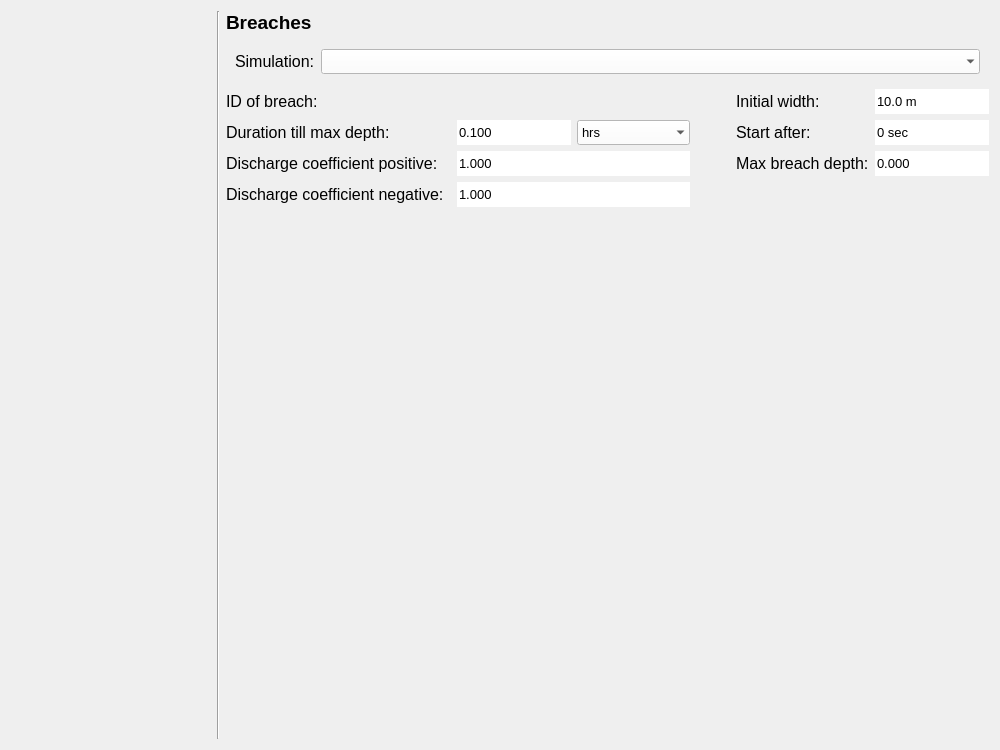
First picture: the form in threedi_models_and_simulations/ui/simulation_wizard/page_breaches.ui, repository nens/threedi-api-qgis-client, before the edit.
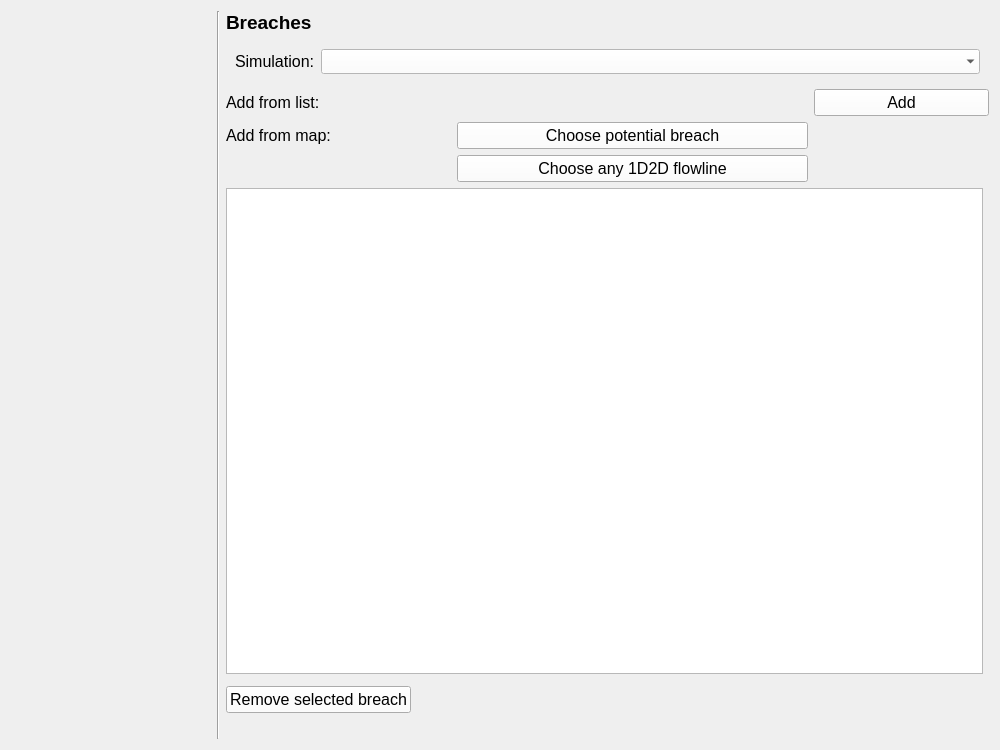
Second picture: the form after the edit.

Commit message:
Breach selection improvements (#608)
* Breach selection refactroing.

Diff of the .ui file:
```diff
--- a/threedi_models_and_simulations/ui/simulation_wizard/page_breaches.ui
+++ b/threedi_models_and_simulations/ui/simulation_wizard/page_breaches.ui
@@ -66,7 +66,72 @@
    <set>Qt::ImhDigitsOnly</set>
   </property>
   <layout class="QGridLayout" name="gridLayout">
-   <item row="0" column="0" rowspan="5">
+   <item row="7" column="2" colspan="2">
+    <spacer name="horizontalSpacer_4">
+     <property name="orientation">
+      <enum>Qt::Horizontal</enum>
+     </property>
+     <property name="sizeHint" stdset="0">
+      <size>
+       <width>40</width>
+       <height>20</height>
+      </size>
+     </property>
+    </spacer>
+   </item>
+   <item row="5" column="2">
+    <layout class="QHBoxLayout" name="horizontalLayout">
+     <property name="bottomMargin">
+      <number>0</number>
+     </property>
+     <item>
+      <widget class="QPushButton" name="pb_remove_breach">
+       <property name="font">
+        <font>
+         <family>Segoe UI</family>
+         <pointsize>12</pointsize>
+        </font>
+       </property>
+       <property name="text">
+        <string>Remove selected breach</string>
+       </property>
+      </widget>
+     </item>
+     <item>
+      <spacer name="horizontalSpacer">
+       <property name="orientation">
+        <enum>Qt::Horizontal</enum>
+       </property>
+       <property name="sizeHint" stdset="0">
+        <size>
+         <width>40</width>
+         <height>20</height>
+        </size>
+       </property>
+      </spacer>
+     </item>
+    </layout>
+   </item>
+   <item row="3" column="2">
+    <widget class="QTreeView" name="breaches_tv"/>
+   </item>
+   <item row="0" column="2">
+    <widget class="QLabel" name="label_9">
+     <property name="font">
+      <font>
+       <family>Segoe UI</family>
+       <pointsize>14</pointsize>
+       <weight>75</weight>
+       <bold>true</bold>
+       <underline>false</underline>
+      </font>
+     </property>
+     <property name="text">
+      <string>Breaches</string>
+     </property>
+    </widget>
+   </item>
+   <item row="0" column="0" rowspan="8">
     <widget class="QWidget" name="wizard_steps_widget" native="true">
      <property name="sizePolicy">
       <sizepolicy hsizetype="Preferred" vsizetype="Expanding">
@@ -89,6 +154,112 @@
      <layout class="QVBoxLayout" name="verticalLayout"/>
     </widget>
    </item>
+   <item row="2" column="2" colspan="2">
+    <layout class="QGridLayout" name="gridLayout_3">
+     <property name="bottomMargin">
+      <number>0</number>
+     </property>
+     <item row="2" column="1" colspan="2">
+      <widget class="QPushButton" name="pb_select_flowline">
+       <property name="font">
+        <font>
+         <family>Segoe UI</family>
+         <pointsize>12</pointsize>
+        </font>
+       </property>
+       <property name="text">
+        <string>Choose any 1D2D flowline</string>
+       </property>
+      </widget>
+     </item>
+     <item row="1" column="1" colspan="2">
+      <widget class="QPushButton" name="pb_select_potential_breach">
+       <property name="font">
+        <font>
+         <family>Segoe UI</family>
+         <pointsize>12</pointsize>
+        </font>
+       </property>
+       <property name="text">
+        <string>Choose potential breach</string>
+       </property>
+      </widget>
+     </item>
+     <item row="0" column="0">
+      <widget class="QLabel" name="label">
+       <property name="sizePolicy">
+        <sizepolicy hsizetype="Preferred" vsizetype="Preferred">
+         <horstretch>0</horstretch>
+         <verstretch>0</verstretch>
+        </sizepolicy>
+       </property>
+       <property name="minimumSize">
+        <size>
+         <width>225</width>
+         <height>25</height>
+        </size>
+       </property>
+       <property name="maximumSize">
+        <size>
+         <width>16777215</width>
+         <height>16777215</height>
+        </size>
+       </property>
+       <property name="font">
+        <font>
+         <family>Segoe UI</family>
+         <pointsize>12</pointsize>
+        </font>
+       </property>
+       <property name="text">
+        <string>Add from list:</string>
+       </property>
+      </widget>
+     </item>
+     <item row="0" column="3">
+      <widget class="QPushButton" name="pb_add_breach_from_list">
+       <property name="font">
+        <font>
+         <family>Segoe UI</family>
+         <pointsize>12</pointsize>
+        </font>
+       </property>
+       <property name="text">
+        <string>Add</string>
+       </property>
+      </widget>
+     </item>
+     <item row="1" column="0">
+      <widget class="QLabel" name="label_2">
+       <property name="font">
+        <font>
+         <family>Segoe UI</family>
+         <pointsize>12</pointsize>
+        </font>
+       </property>
+       <property name="text">
+        <string>Add from map:</string>
+       </property>
+      </widget>
+     </item>
+     <item row="0" column="1" colspan="2">
+      <layout class="QHBoxLayout" name="breach_lout"/>
+     </item>
+    </layout>
+   </item>
+   <item row="0" column="1" rowspan="8">
+    <widget class="Line" name="line">
+     <property name="sizePolicy">
+      <sizepolicy hsizetype="Fixed" vsizetype="Expanding">
+       <horstretch>0</horstretch>
+       <verstretch>0</verstretch>
+      </sizepolicy>
+     </property>
+     <property name="orientation">
+      <enum>Qt::Vertical</enum>
+     </property>
+    </widget>
+   </item>
    <item row="1" column="2" colspan="2">
     <widget class="QWidget" name="simulation_widget" native="true">
      <property name="sizePolicy">
@@ -172,609 +343,6 @@
      </layout>
     </widget>
    </item>
-   <item row="3" column="2" colspan="2">
-    <spacer name="verticalSpacer">
-     <property name="orientation">
-      <enum>Qt::Vertical</enum>
-     </property>
-     <property name="sizeHint" stdset="0">
-      <size>
-       <width>20</width>
-       <height>40</height>
-      </size>
-     </property>
-    </spacer>
-   </item>
-   <item row="0" column="1" rowspan="5">
-    <widget class="Line" name="line">
-     <property name="sizePolicy">
-      <sizepolicy hsizetype="Fixed" vsizetype="Expanding">
-       <horstretch>0</horstretch>
-       <verstretch>0</verstretch>
-      </sizepolicy>
-     </property>
-     <property name="orientation">
-      <enum>Qt::Vertical</enum>
-     </property>
-    </widget>
-   </item>
-   <item row="0" column="2">
-    <widget class="QLabel" name="label_9">
-     <property name="font">
-      <font>
-       <family>Segoe UI</family>
-       <pointsize>14</pointsize>
-       <weight>75</weight>
-       <bold>true</bold>
-       <underline>false</underline>
-      </font>
-     </property>
-     <property name="text">
-      <string>Breaches</string>
-     </property>
-    </widget>
-   </item>
-   <item row="2" column="2" colspan="2">
-    <layout class="QGridLayout" name="gridLayout_3">
-     <property name="bottomMargin">
-      <number>0</number>
-     </property>
-     <item row="2" column="4">
-      <widget class="QLabel" name="label_8">
-       <property name="sizePolicy">
-        <sizepolicy hsizetype="Preferred" vsizetype="Preferred">
-         <horstretch>150</horstretch>
-         <verstretch>25</verstretch>
-        </sizepolicy>
-       </property>
-       <property name="minimumSize">
-        <size>
-         <width>0</width>
-         <height>25</height>
-        </size>
-       </property>
-       <property name="font">
-        <font>
-         <family>Segoe UI</family>
-         <pointsize>12</pointsize>
-        </font>
-       </property>
-       <property name="text">
-        <string>Max breach depth:</string>
-       </property>
-      </widget>
-     </item>
-     <item row="3" column="0">
-      <widget class="QLabel" name="label_7">
-       <property name="sizePolicy">
-        <sizepolicy hsizetype="Preferred" vsizetype="Preferred">
-         <horstretch>225</horstretch>
-         <verstretch>25</verstretch>
-        </sizepolicy>
-       </property>
-       <property name="minimumSize">
-        <size>
-         <width>0</width>
-         <height>25</height>
-        </size>
-       </property>
-       <property name="font">
-        <font>
-         <family>Segoe UI</family>
-         <pointsize>12</pointsize>
-        </font>
-       </property>
-       <property name="text">
-        <string>Discharge coefficient negative:</string>
-       </property>
-      </widget>
-     </item>
-     <item row="1" column="0">
-      <widget class="QLabel" name="label_2">
-       <property name="sizePolicy">
-        <sizepolicy hsizetype="Preferred" vsizetype="Preferred">
-         <horstretch>225</horstretch>
-         <verstretch>25</verstretch>
-        </sizepolicy>
-       </property>
-       <property name="minimumSize">
-        <size>
-         <width>0</width>
-         <height>25</height>
-        </size>
-       </property>
-       <property name="maximumSize">
-        <size>
-         <width>16777215</width>
-         <height>16777215</height>
-        </size>
-       </property>
-       <property name="font">
-        <font>
-         <family>Segoe UI</family>
-         <pointsize>12</pointsize>
-        </font>
-       </property>
-       <property name="text">
-        <string>Duration till max depth:</string>
-       </property>
-      </widget>
-     </item>
-     <item row="2" column="5">
-      <widget class="QDoubleSpinBox" name="sb_max_breach_depth">
-       <property name="sizePolicy">
-        <sizepolicy hsizetype="Minimum" vsizetype="Fixed">
-         <horstretch>150</horstretch>
-         <verstretch>0</verstretch>
-        </sizepolicy>
-       </property>
-       <property name="minimumSize">
-        <size>
-         <width>0</width>
-         <height>25</height>
-        </size>
-       </property>
-       <property name="maximumSize">
-        <size>
-         <width>16777215</width>
-         <height>16777215</height>
-        </size>
-       </property>
-       <property name="font">
-        <font>
-         <family>Segoe UI</family>
-         <pointsize>10</pointsize>
-        </font>
-       </property>
-       <property name="styleSheet">
-        <string notr="true">QDoubleSpinBox {background-color: white;}</string>
-       </property>
-       <property name="frame">
-        <bool>false</bool>
-       </property>
-       <property name="buttonSymbols">
-        <enum>QAbstractSpinBox::NoButtons</enum>
-       </property>
-       <property name="decimals">
-        <number>3</number>
-       </property>
-       <property name="maximum">
-        <double>100000000000000000.000000000000000</double>
-       </property>
-      </widget>
-     </item>
-     <item row="0" column="0">
-      <widget class="QLabel" name="label">
-       <property name="sizePolicy">
-        <sizepolicy hsizetype="Preferred" vsizetype="Preferred">
-         <horstretch>0</horstretch>
-         <verstretch>0</verstretch>
-        </sizepolicy>
-       </property>
-       <property name="minimumSize">
-        <size>
-         <width>225</width>
-         <height>25</height>
-        </size>
-       </property>
-       <property name="maximumSize">
-        <size>
-         <width>16777215</width>
-         <height>16777215</height>
-        </size>
-       </property>
-       <property name="font">
-        <font>
-         <family>Segoe UI</family>
-         <pointsize>12</pointsize>
-        </font>
-       </property>
-       <property name="text">
-        <string>ID of breach:</string>
-       </property>
-      </widget>
-     </item>
-     <item row="1" column="5">
-      <widget class="QSpinBox" name="sp_start_after">
-       <property name="sizePolicy">
-        <sizepolicy hsizetype="Minimum" vsizetype="Fixed">
-         <horstretch>150</horstretch>
-         <verstretch>0</verstretch>
-        </sizepolicy>
-       </property>
-       <property name="minimumSize">
-        <size>
-         <width>0</width>
-         <height>25</height>
-        </size>
-       </property>
-       <property name="maximumSize">
-        <size>
-         <width>16777215</width>
-         <height>16777215</height>
-        </size>
-       </property>
-       <property name="font">
-        <font>
-         <family>Segoe UI</family>
-         <pointsize>10</pointsize>
-        </font>
-       </property>
-       <property name="styleSheet">
-        <string notr="true">QSpinBox {background-color: white;}</string>
-       </property>
-       <property name="frame">
-        <bool>false</bool>
-       </property>
-       <property name="alignment">
-        <set>Qt::AlignLeading|Qt::AlignLeft|Qt::AlignVCenter</set>
-       </property>
-       <property name="buttonSymbols">
-        <enum>QAbstractSpinBox::NoButtons</enum>
-       </property>
-       <property name="suffix">
-        <string> sec</string>
-       </property>
-       <property name="maximum">
-        <number>999999999</number>
-       </property>
-      </widget>
-     </item>
-     <item row="0" column="5">
-      <widget class="QDoubleSpinBox" name="sb_width">
-       <property name="sizePolicy">
-        <sizepolicy hsizetype="Minimum" vsizetype="Fixed">
-         <horstretch>150</horstretch>
-         <verstretch>0</verstretch>
-        </sizepolicy>
-       </property>
-       <property name="minimumSize">
-        <size>
-         <width>0</width>
-         <height>25</height>
-        </size>
-       </property>
-       <property name="maximumSize">
-        <size>
-         <width>16777215</width>
-         <height>16777215</height>
-        </size>
-       </property>
-       <property name="font">
-        <font>
-         <family>Segoe UI</family>
-         <pointsize>10</pointsize>
-        </font>
-       </property>
-       <property name="styleSheet">
-        <string notr="true">QDoubleSpinBox {background-color: white;}</string>
-       </property>
-       <property name="frame">
-        <bool>false</bool>
-       </property>
-       <property name="buttonSymbols">
-        <enum>QAbstractSpinBox::NoButtons</enum>
-       </property>
-       <property name="suffix">
-        <string> m</string>
-       </property>
-       <property name="decimals">
-        <number>1</number>
-       </property>
-       <property name="maximum">
-        <double>100000000000000000620008645040778319495168.000000000000000</double>
-       </property>
-       <property name="value">
-        <double>10.000000000000000</double>
-       </property>
-      </widget>
-     </item>
-     <item row="1" column="2">
-      <widget class="QComboBox" name="dd_units">
-       <property name="sizePolicy">
-        <sizepolicy hsizetype="Minimum" vsizetype="Preferred">
-         <horstretch>50</horstretch>
-         <verstretch>0</verstretch>
-        </sizepolicy>
-       </property>
-       <property name="minimumSize">
-        <size>
-         <width>0</width>
-         <height>25</height>
-        </size>
-       </property>
-       <property name="maximumSize">
-        <size>
-         <width>16777215</width>
-         <height>16777215</height>
-        </size>
-       </property>
-       <property name="font">
-        <font>
-         <family>Segoe UI</family>
-         <pointsize>10</pointsize>
-        </font>
-       </property>
-       <property name="styleSheet">
-        <string notr="true">QComboBox {background-color:white; selection-background-color: lightgray;}</string>
-       </property>
-       <property name="frame">
-        <bool>false</bool>
-       </property>
-       <item>
-        <property name="text">
-         <string>hrs</string>
-        </property>
-       </item>
-       <item>
-        <property name="text">
-         <string>mins</string>
-        </property>
-       </item>
-       <item>
-        <property name="text">
-         <string>s</string>
-        </property>
-       </item>
-      </widget>
-     </item>
-     <item row="2" column="1" colspan="2">
-      <widget class="QDoubleSpinBox" name="sb_discharge_coefficient_positive">
-       <property name="sizePolicy">
-        <sizepolicy hsizetype="Minimum" vsizetype="Fixed">
-         <horstretch>150</horstretch>
-         <verstretch>0</verstretch>
-        </sizepolicy>
-       </property>
-       <property name="minimumSize">
-        <size>
-         <width>0</width>
-         <height>25</height>
-        </size>
-       </property>
-       <property name="maximumSize">
-        <size>
-         <width>16777215</width>
-         <height>16777215</height>
-        </size>
-       </property>
-       <property name="styleSheet">
-        <string notr="true">QDoubleSpinBox {background-color: white;}</string>
-       </property>
-       <property name="frame">
-        <bool>false</bool>
-       </property>
-       <property name="buttonSymbols">
-        <enum>QAbstractSpinBox::NoButtons</enum>
-       </property>
-       <property name="decimals">
-        <number>3</number>
-       </property>
-       <property name="maximum">
-        <double>100000000000000000.000000000000000</double>
-       </property>
-       <property name="value">
-        <double>1.000000000000000</double>
-       </property>
-      </widget>
-     </item>
-     <item row="0" column="1" colspan="2">
-      <layout class="QHBoxLayout" name="breach_lout"/>
-     </item>
-     <item row="2" column="0">
-      <widget class="QLabel" name="label_6">
-       <property name="sizePolicy">
-        <sizepolicy hsizetype="Preferred" vsizetype="Preferred">
-         <horstretch>225</horstretch>
-         <verstretch>25</verstretch>
-        </sizepolicy>
-       </property>
-       <property name="minimumSize">
-        <size>
-         <width>0</width>
-         <height>25</height>
-        </size>
-       </property>
-       <property name="font">
-        <font>
-         <family>Segoe UI</family>
-         <pointsize>12</pointsize>
-        </font>
-       </property>
-       <property name="text">
-        <string>Discharge coefficient positive:</string>
-       </property>
-      </widget>
-     </item>
-     <item row="3" column="1" colspan="2">
-      <widget class="QDoubleSpinBox" name="sb_discharge_coefficient_negative">
-       <property name="sizePolicy">
-        <sizepolicy hsizetype="Minimum" vsizetype="Fixed">
-         <horstretch>150</horstretch>
-         <verstretch>0</verstretch>
-        </sizepolicy>
-       </property>
-       <property name="minimumSize">
-        <size>
-         <width>0</width>
-         <height>25</height>
-        </size>
-       </property>
-       <property name="maximumSize">
-        <size>
-         <width>16777215</width>
-         <height>16777215</height>
-        </size>
-       </property>
-       <property name="styleSheet">
-        <string notr="true">QDoubleSpinBox {background-color: white;}</string>
-       </property>
-       <property name="frame">
-        <bool>false</bool>
-       </property>
-       <property name="buttonSymbols">
-        <enum>QAbstractSpinBox::NoButtons</enum>
-       </property>
-       <property name="decimals">
-        <number>3</number>
-       </property>
-       <property name="maximum">
-        <double>100000000000000000.000000000000000</double>
-       </property>
-       <property name="value">
-        <double>1.000000000000000</double>
-       </property>
-      </widget>
-     </item>
-     <item row="0" column="4">
-      <widget class="QLabel" name="label_4">
-       <property name="sizePolicy">
-        <sizepolicy hsizetype="Preferred" vsizetype="Preferred">
-         <horstretch>150</horstretch>
-         <verstretch>25</verstretch>
-        </sizepolicy>
-       </property>
-       <property name="minimumSize">
-        <size>
-         <width>0</width>
-         <height>25</height>
-        </size>
-       </property>
-       <property name="maximumSize">
-        <size>
-         <width>16777215</width>
-         <height>16777215</height>
-        </size>
-       </property>
-       <property name="font">
-        <font>
-         <family>Segoe UI</family>
-         <pointsize>12</pointsize>
-        </font>
-       </property>
-       <property name="text">
-        <string>Initial width:</string>
-       </property>
-      </widget>
-     </item>
-     <item row="1" column="1">
-      <widget class="QDoubleSpinBox" name="sb_duration">
-       <property name="sizePolicy">
-        <sizepolicy hsizetype="Expanding" vsizetype="Preferred">
-         <horstretch>95</horstretch>
-         <verstretch>0</verstretch>
-        </sizepolicy>
-       </property>
-       <property name="minimumSize">
-        <size>
-         <width>0</width>
-         <height>25</height>
-        </size>
-       </property>
-       <property name="maximumSize">
-        <size>
-         <width>16777215</width>
-         <height>16777215</height>
-        </size>
-       </property>
-       <property name="font">
-        <font>
-         <family>Segoe UI</family>
-         <pointsize>10</pointsize>
-        </font>
-       </property>
-       <property name="styleSheet">
-        <string notr="true">QDoubleSpinBox {background-color: white;}</string>
-       </property>
-       <property name="frame">
-        <bool>false</bool>
-       </property>
-       <property name="buttonSymbols">
-        <enum>QAbstractSpinBox::NoButtons</enum>
-       </property>
-       <property name="decimals">
-        <number>3</number>
-       </property>
-       <property name="maximum">
-        <double>9999999999999999455752309870428160.000000000000000</double>
-       </property>
-       <property name="value">
-        <double>0.100000000000000</double>
-       </property>
-      </widget>
-     </item>
-     <item row="1" column="4">
-      <widget class="QLabel" name="label_3">
-       <property name="sizePolicy">
-        <sizepolicy hsizetype="Preferred" vsizetype="Preferred">
-         <horstretch>150</horstretch>
-         <verstretch>25</verstretch>
-        </sizepolicy>
-       </property>
-       <property name="minimumSize">
-        <size>
-         <width>0</width>
-         <height>25</height>
-        </size>
-       </property>
-       <property name="maximumSize">
-        <size>
-         <width>16777215</width>
-         <height>16777215</height>
-        </size>
-       </property>
-       <property name="font">
-        <font>
-         <family>Segoe UI</family>
-         <pointsize>12</pointsize>
-        </font>
-       </property>
-       <property name="text">
-        <string>Start after:</string>
-       </property>
-      </widget>
-     </item>
-     <item row="0" column="3">
-      <spacer name="horizontalSpacer">
-       <property name="orientation">
-        <enum>Qt::Horizontal</enum>
-       </property>
-       <property name="sizeHint" stdset="0">
-        <size>
-         <width>40</width>
-         <height>20</height>
-        </size>
-       </property>
-      </spacer>
-     </item>
-     <item row="4" column="1">
-      <spacer name="verticalSpacer_2">
-       <property name="orientation">
-        <enum>Qt::Vertical</enum>
-       </property>
-       <property name="sizeHint" stdset="0">
-        <size>
-         <width>20</width>
-         <height>40</height>
-        </size>
-       </property>
-      </spacer>
-     </item>
-    </layout>
-   </item>
-   <item row="4" column="2" colspan="2">
-    <spacer name="horizontalSpacer_4">
-     <property name="orientation">
-      <enum>Qt::Horizontal</enum>
-     </property>
-     <property name="sizeHint" stdset="0">
-      <size>
-       <width>40</width>
-       <height>20</height>
-      </size>
-     </property>
-    </spacer>
-   </item>
   </layout>
  </widget>
  <tabstops>
```
Left out of the diff: 7 changed lines with no effect on the pictures. The commit also changes 14 other files.
